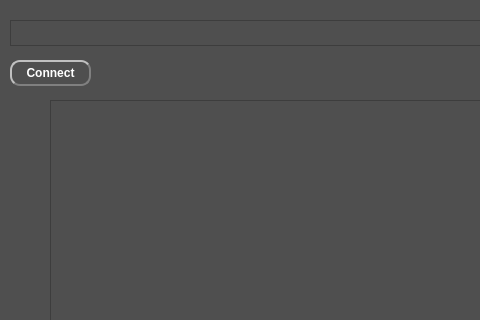
First picture: the form in forms/mainwindow.ui, repository killu24mx/FileSender, before the edit; both pictures show x 0 to 480 and y 0 to 320 of the 991 by 419 pixel window.
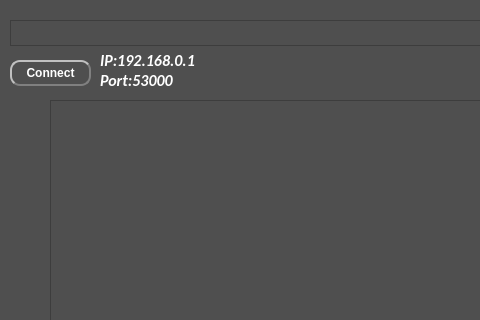
Second picture: the form after the edit.

```diff
--- a/forms/mainwindow.ui
+++ b/forms/mainwindow.ui
@@ -137,6 +137,60 @@
      </property>
     </widget>
    </widget>
+   <widget class="QLabel" name="iplabel">
+    <property name="geometry">
+     <rect>
+      <x>100</x>
+      <y>50</y>
+      <width>111</width>
+      <height>21</height>
+     </rect>
+    </property>
+    <property name="font">
+     <font>
+      <family>Calibri</family>
+      <pointsize>12</pointsize>
+      <italic>true</italic>
+      <bold>true</bold>
+     </font>
+    </property>
+    <property name="styleSheet">
+     <string notr="true">color:rgb(255, 255, 255)</string>
+    </property>
+    <property name="text">
+     <string>IP:192.168.0.1</string>
+    </property>
+    <property name="textInteractionFlags">
+     <set>Qt::LinksAccessibleByMouse|Qt::TextSelectableByMouse</set>
+    </property>
+   </widget>
+   <widget class="QLabel" name="portlabel">
+    <property name="geometry">
+     <rect>
+      <x>100</x>
+      <y>70</y>
+      <width>81</width>
+      <height>21</height>
+     </rect>
+    </property>
+    <property name="font">
+     <font>
+      <family>Calibri</family>
+      <pointsize>12</pointsize>
+      <italic>true</italic>
+      <bold>true</bold>
+     </font>
+    </property>
+    <property name="styleSheet">
+     <string notr="true">color:rgb(255, 255, 255)</string>
+    </property>
+    <property name="text">
+     <string>Port:53000</string>
+    </property>
+    <property name="textInteractionFlags">
+     <set>Qt::LinksAccessibleByMouse|Qt::TextSelectableByMouse</set>
+    </property>
+   </widget>
   </widget>
   <widget class="QMenuBar" name="menubar">
    <property name="geometry">
```
Left out of the diff: 11 changed lines with no effect on the pictures.
